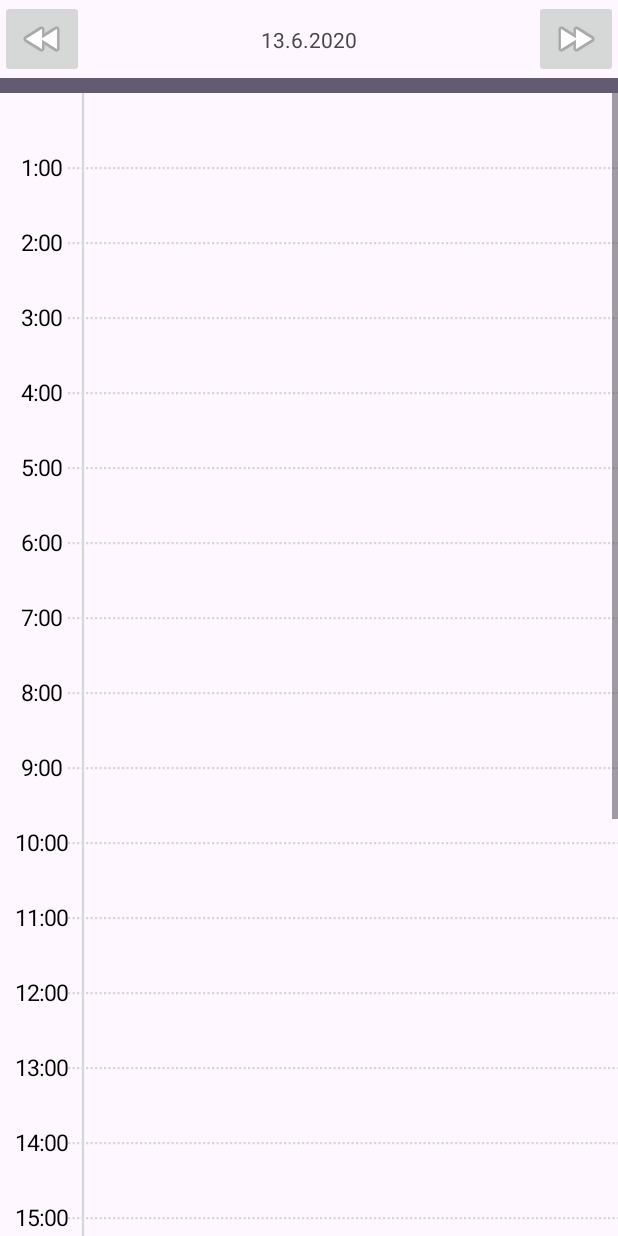
After one commit to rzavodsky/Planner, an Android app: the layout fragment_plan_history.xml on its own in the app's theme, with its tools: preview values and no code run, on a phone screen of 412 x 824 dp. The commit adds this screen. Run offline under Robolectric (Android 15) with nearby library versions, the phone set to English and light mode, and no system bars.

Commit message:
Added PlanHistoryFragment

```diff
--- /dev/null
+++ b/app/src/main/res/layout/fragment_plan_history.xml
@@ -0,0 +1,67 @@
+<?xml version="1.0" encoding="utf-8"?>
+<androidx.constraintlayout.widget.ConstraintLayout xmlns:android="http://schemas.android.com/apk/res/android"
+    xmlns:app="http://schemas.android.com/apk/res-auto"
+    xmlns:tools="http://schemas.android.com/tools"
+    android:layout_width="match_parent"
+    android:layout_height="match_parent"
+    tools:context=".fragments.PlanHistoryFragment">
+
+    <TextView
+        android:id="@+id/date"
+        android:layout_width="wrap_content"
+        android:layout_height="wrap_content"
+        app:layout_constraintBottom_toBottomOf="@+id/backward_button"
+        app:layout_constraintEnd_toEndOf="parent"
+        app:layout_constraintStart_toStartOf="parent"
+        app:layout_constraintTop_toTopOf="@+id/backward_button"
+        tools:text="13.6.2020" />
+
+    <View
+        android:id="@+id/space"
+        android:layout_width="0dp"
+        android:layout_height="10dp"
+        android:background="?attr/colorAccent"
+        app:layout_constraintEnd_toEndOf="parent"
+        app:layout_constraintStart_toStartOf="parent"
+        app:layout_constraintTop_toBottomOf="@+id/backward_button" />
+
+    <ImageButton
+        android:id="@+id/backward_button"
+        android:layout_width="wrap_content"
+        android:layout_height="wrap_content"
+        android:contentDescription="Backward"
+        android:src="@android:drawable/ic_media_rew"
+        app:layout_constraintStart_toStartOf="parent"
+        app:layout_constraintTop_toTopOf="parent" />
+
+    <ImageButton
+        android:id="@+id/forward_button"
+        android:layout_width="wrap_content"
+        android:layout_height="wrap_content"
+        android:contentDescription="Forward"
+        android:src="@android:drawable/ic_media_ff"
+        app:layout_constraintEnd_toEndOf="parent"
+        app:layout_constraintTop_toTopOf="parent" />
+
+    <ScrollView
+        android:layout_width="0dp"
+        android:layout_height="0dp"
+        app:layout_constraintBottom_toBottomOf="parent"
+        app:layout_constraintEnd_toEndOf="parent"
+        app:layout_constraintStart_toStartOf="parent"
+        app:layout_constraintTop_toBottomOf="@+id/space">
+
+        <rzavodsky.planner.views.DayView
+            android:id="@+id/dayView"
+            android:layout_width="match_parent"
+            android:layout_height="wrap_content"
+            app:hour_color="?android:attr/colorForeground"
+            app:hour_height="50dp"
+            app:hour_padding="20dp"
+            app:hour_size="15dp"
+            app:separator_color="?attr/colorButtonNormal">
+
+        </rzavodsky.planner.views.DayView>
+    </ScrollView>
+
+</androidx.constraintlayout.widget.ConstraintLayout>
--- a/app/src/main/res/menu/navdrawer_menu.xml
+++ b/app/src/main/res/menu/navdrawer_menu.xml
@@ -1,6 +1,10 @@
 <?xml version="1.0" encoding="utf-8"?>
 <menu xmlns:android="http://schemas.android.com/apk/res/android">
 
+    <item
+        android:id="@+id/planHistoryFragment"
+        android:icon="@android:drawable/ic_menu_recent_history"
+        android:title="@string/history" />
     <item
         android:id="@+id/preferencesFragment"
         android:icon="@android:drawable/ic_menu_preferences"
```
Also changed, not shown: app/src/main/java/rzavodsky/planner/fragments/PlanHistoryFragment.kt (added, +75 -0 lines), app/src/main/res/values/strings.xml (+8 -0 lines).
